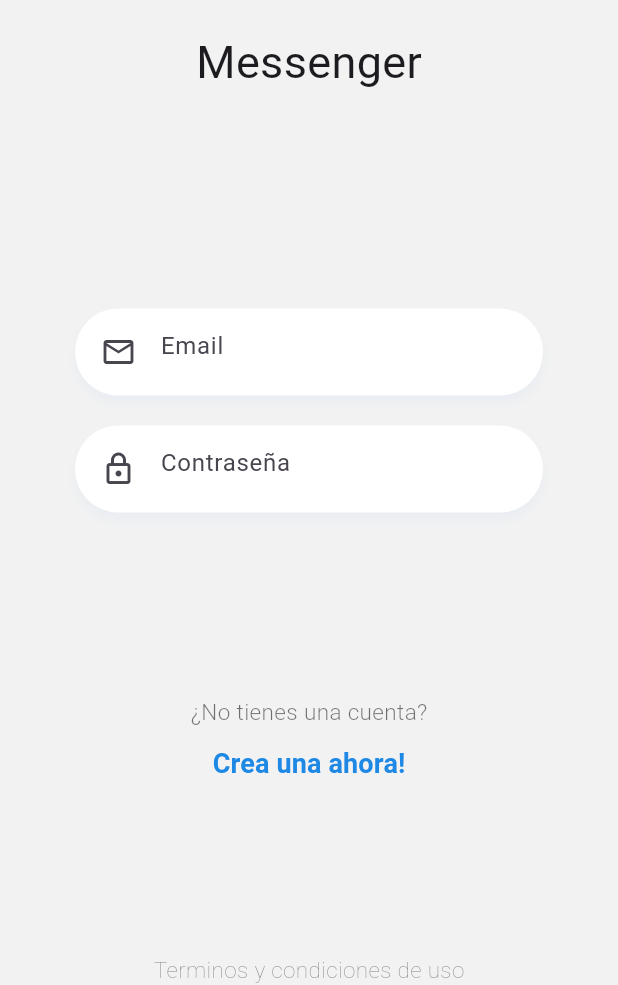
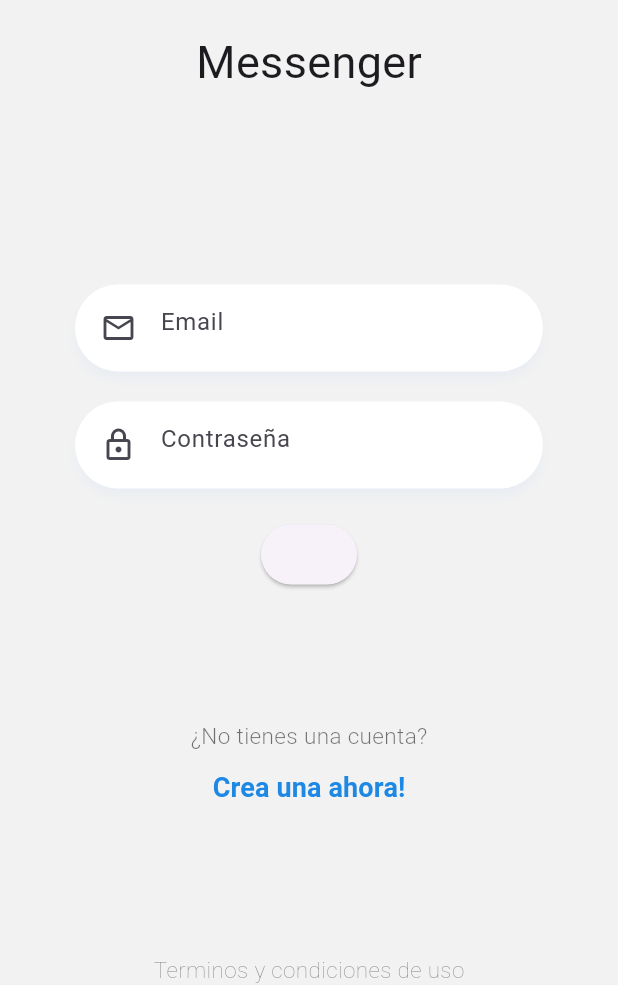
Before and after one commit to Flutter-Course-Sergio/realtime_chat_app, a Flutter app: the screen it shows after launch, on a phone screen of 412 x 824 dp, the part 251-1236 px from its top. Run offline on Flutter 3.47's test engine with Material 3 defaults, Android fonts, the phone set to English and light mode, and no system bars.

```diff
--- a/lib/pages/login_page.dart
+++ b/lib/pages/login_page.dart
@@ -1,6 +1,4 @@
-import 'package:flutter/cupertino.dart';
 import 'package:flutter/material.dart';
-import 'package:flutter/widgets.dart';
 
 import '../widgets/widgets.dart';
 
@@ -17,9 +15,9 @@ class LoginPage extends StatelessWidget {
         body: Column(
           mainAxisAlignment: MainAxisAlignment.spaceBetween,
           children: [
-            _Logo(),
+            const Logo(),
             _Form(),
-            _Labels(),
+            const Labels(),
             const Text(
               'Terminos y condiciones de uso',
               style: textStyleLabel,
@@ -29,37 +27,15 @@ class LoginPage extends StatelessWidget {
   }
 }
 
-class _Logo extends StatelessWidget {
-  @override
-  Widget build(BuildContext context) {
-    const textStyle = TextStyle(fontSize: 30);
-
-    return Center(
-      child: Container(
-          margin: EdgeInsets.only(top: 50),
-          width: 170,
-          child: SafeArea(
-            child: Column(
-              children: [
-                Image(image: AssetImage('assets/tag-logo.png')),
-                SizedBox(height: 20),
-                Text(
-                  'Messenger',
-                  style: textStyle,
-                )
-              ],
-            ),
-          )),
-    );
-  }
-}
-
 class _Form extends StatefulWidget {
   @override
   State<_Form> createState() => __FormState();
 }
 
 class __FormState extends State<_Form> {
+  final emailController = TextEditingController();
+  final passwordController = TextEditingController();
+
   @override
   Widget build(BuildContext context) {
     return Container(
@@ -68,48 +44,23 @@ class __FormState extends State<_Form> {
       child: Column(
         children: [
           CustomInput(
+            prefixIcon: Icons.email_outlined,
             hintText: 'Email',
             keyboardType: TextInputType.emailAddress,
-            obscureText: false,
-            prefixIcon: Icons.email_outlined,
+            textController: emailController,
           ),
           CustomInput(
+            prefixIcon: Icons.lock_outlined,
             hintText: 'Contraseña',
-            keyboardType: TextInputType.text,
             obscureText: true,
-            prefixIcon: Icons.lock_outlined,
+            textController: passwordController,
+          ),
+          ElevatedButton(
+            onPressed: () {},
+            child: null,
           )
-
-          // TODO: Crear boton
-          // ElevatedButton(
-          //   onPressed: () {},
-          //   child: null,
-          // )
         ],
       ),
     );
   }
 }
-
-class _Labels extends StatelessWidget {
-  @override
-  Widget build(BuildContext context) {
-    const textStyleLabel = TextStyle(
-        color: Colors.black54, fontSize: 15, fontWeight: FontWeight.w300);
-
-    TextStyle textStyleButton = TextStyle(
-        color: Colors.blue[600], fontSize: 18, fontWeight: FontWeight.bold);
-
-    return Column(
-      children: [
-        const Text('¿No tienes una cuenta?', style: textStyleLabel),
-        TextButton(
-            onPressed: () {},
-            child: Text(
-              'Crea una ahora!',
-              style: textStyleButton,
-            ))
-      ],
-    );
-  }
-}
--- a/lib/widgets/custom_input.dart
+++ b/lib/widgets/custom_input.dart
@@ -5,13 +5,15 @@ class CustomInput extends StatelessWidget {
   final bool obscureText;
   final IconData prefixIcon;
   final String hintText;
+  final TextEditingController textController;
 
   const CustomInput(
       {super.key,
-      required this.keyboardType,
-      required this.obscureText,
+      this.keyboardType = TextInputType.text,
+      this.obscureText = false,
       required this.prefixIcon,
-      required this.hintText});
+      required this.hintText,
+      required this.textController});
 
   @override
   Widget build(BuildContext context) {
@@ -31,6 +33,7 @@ class CustomInput extends StatelessWidget {
         autocorrect: false,
         keyboardType: keyboardType,
         obscureText: obscureText,
+        controller: textController,
         decoration: InputDecoration(
             prefixIcon: Icon(prefixIcon),
             focusedBorder: InputBorder.none,
--- /dev/null
+++ b/lib/widgets/labels.dart
@@ -0,0 +1,26 @@
+import 'package:flutter/material.dart';
+
+class Labels extends StatelessWidget {
+  const Labels({super.key});
+
+  @override
+  Widget build(BuildContext context) {
+    const textStyleLabel = TextStyle(
+        color: Colors.black54, fontSize: 15, fontWeight: FontWeight.w300);
+
+    TextStyle textStyleButton = TextStyle(
+        color: Colors.blue[600], fontSize: 18, fontWeight: FontWeight.bold);
+
+    return Column(
+      children: [
+        const Text('¿No tienes una cuenta?', style: textStyleLabel),
+        TextButton(
+            onPressed: () {},
+            child: Text(
+              'Crea una ahora!',
+              style: textStyleButton,
+            ))
+      ],
+    );
+  }
+}
--- /dev/null
+++ b/lib/widgets/logo.dart
@@ -0,0 +1,28 @@
+import 'package:flutter/material.dart';
+
+class Logo extends StatelessWidget {
+  const Logo({super.key});
+
+  @override
+  Widget build(BuildContext context) {
+    const textStyle = TextStyle(fontSize: 30);
+
+    return Center(
+      child: Container(
+          margin: const EdgeInsets.only(top: 50),
+          width: 170,
+          child: const SafeArea(
+            child: Column(
+              children: [
+                Image(image: AssetImage('assets/tag-logo.png')),
+                SizedBox(height: 20),
+                Text(
+                  'Messenger',
+                  style: textStyle,
+                )
+              ],
+            ),
+          )),
+    );
+  }
+}
--- a/lib/widgets/widgets.dart
+++ b/lib/widgets/widgets.dart
@@ -1 +1,3 @@
 export 'custom_input.dart';
+export 'logo.dart';
+export 'labels.dart';
```
